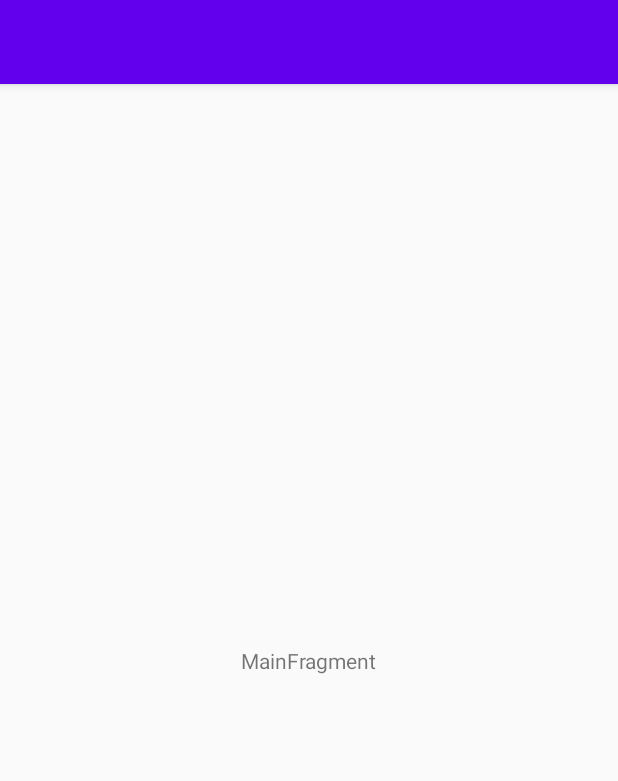
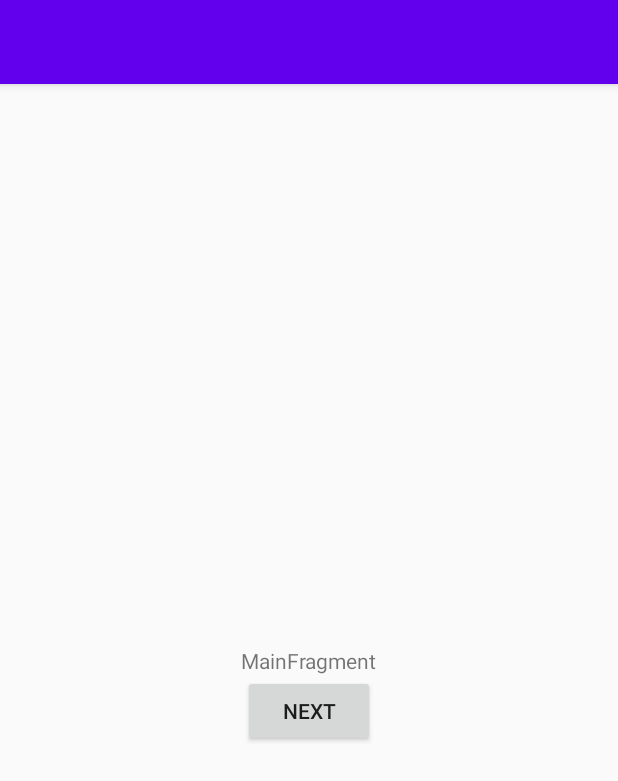
Before and after one commit to traendy/patterns-app, an Android app: the screen it shows after launch (MainActivity), on a phone screen of 412 x 824 dp. Shown: the top 781 px of the screen. Run offline under Robolectric (Android 15) with nearby library versions, the phone set to English and light mode, and no system bars; our stand-ins replace Dagger/Hilt's generated code, data binding; 1 statement that could not run was skipped.

Commit message:
added button to main Fragment added navigation dependencies

```diff
--- a/app/build.gradle
+++ b/app/build.gradle
@@ -55,8 +55,10 @@ dependencies {
     // navigation
     implementation 'androidx.navigation:navigation-fragment:2.2.2'
     implementation 'androidx.navigation:navigation-fragment-ktx:2.2.2'
+    implementation 'androidx.navigation:navigation-ui:2.2.2'
+    implementation 'androidx.navigation:navigation-ui-ktx:2.2.2'
 
-    testImplementation 'junit:junit:4.12'
+    testImplementation 'junit:junit:4.13'
     androidTestImplementation 'androidx.test.ext:junit:1.1.1'
     androidTestImplementation 'androidx.test.espresso:espresso-core:3.2.0'
 }
--- a/app/src/main/java/de/traendy/patterns/ui/main/MainFragment.kt
+++ b/app/src/main/java/de/traendy/patterns/ui/main/MainFragment.kt
@@ -32,7 +32,9 @@ class MainFragment : Fragment() {
                 false
         )
         binding.lifecycleOwner = this
+        binding.nextButton.setOnClickListener {
 
+        }
         return binding.root
     }
 
--- a/app/src/main/res/layout/main_fragment.xml
+++ b/app/src/main/res/layout/main_fragment.xml
@@ -20,5 +20,15 @@
             app:layout_constraintStart_toStartOf="parent"
             app:layout_constraintTop_toTopOf="parent" />
 
+        <androidx.appcompat.widget.AppCompatButton
+            android:id="@+id/nextButton"
+            android:layout_width="wrap_content"
+            android:layout_height="wrap_content"
+            android:text="next"
+            app:layout_constraintTop_toBottomOf="@id/message"
+            app:layout_constraintStart_toStartOf="parent"
+            app:layout_constraintEnd_toEndOf="parent"
+            />
+
     </androidx.constraintlayout.widget.ConstraintLayout>
 </layout>
```
